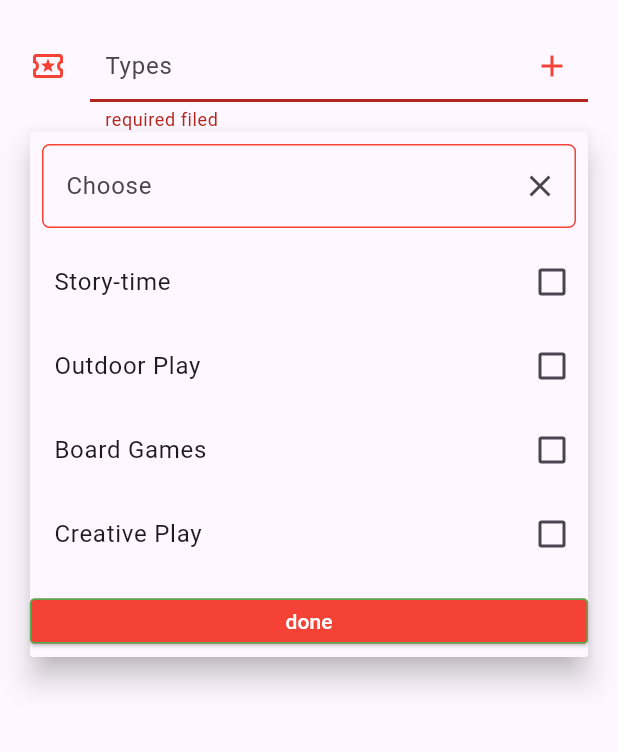
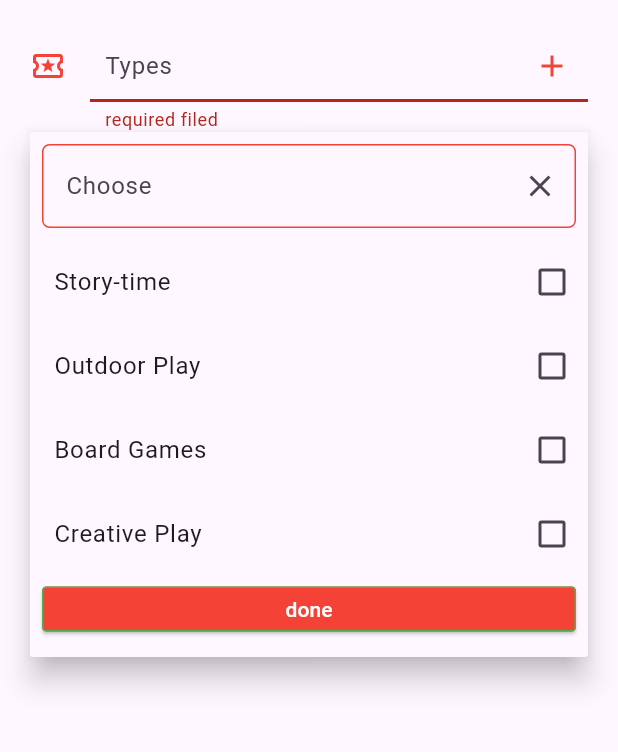
Before and after one commit to mazab99/high_q_paginated_drop_down, a Flutter app: the screen it shows after launch, after a tap on "Types", on a phone screen of 412 x 824 dp, the part 84-836 px from its top. Run offline on Flutter 3.47's test engine with Material 3 defaults, Android fonts, the phone set to English and light mode, and no system bars; our stand-ins replace dio.

```diff
--- a/example/lib/main.dart
+++ b/example/lib/main.dart
@@ -316,6 +316,7 @@ class MyApp extends StatelessWidget {
                   ),
                   minimumSize: MaterialStateProperty.all(const Size(double.infinity,30,),),
                 ),
+                confirmButtonPadding: const EdgeInsets.all(8),
               ),
               validatorProps: ValidatorProps(
                 validator: (value) {
--- a/lib/src/multi_select_drop_down.dart
+++ b/lib/src/multi_select_drop_down.dart
@@ -333,17 +333,22 @@ class MultiSelectDropDownState<T> extends State<MultiSelectDropDown<T>> {
   Widget _popupWidgetInstance() {
     return SelectionWidget<T>(
       key: _popupStateKey,
+      items: widget.itemsLogicProps.items,
+      itemAsString: widget.itemsLogicProps.itemAsString,
+      asyncItems: widget.itemsLogicProps.asyncItems,
+      defaultSelectedItems: List.from(getSelectedItems),
       popupProps: widget.popupProps,
-      itemAsString: widget.itemsLogicProps.itemAsString,
+
       filterFn: widget.filterAndCompareProps.filterFn,
+
       confirmText: widget.confirmButtonProps.confirmText,
-      items: widget.itemsLogicProps.items,
       confirmButtonStyle: widget.confirmButtonProps.confirmButtonStyle,
       confirmTextTextStyle: widget.confirmButtonProps.confirmTextTextStyle,
-      asyncItems: widget.itemsLogicProps.asyncItems,
+      confirmButtonPadding: widget.confirmButtonProps.confirmButtonPadding,
+
       onChanged: _handleOnChangeSelectedItems,
       compareFn: widget.filterAndCompareProps.compareFn,
-      defaultSelectedItems: List.from(getSelectedItems),
+
     );
   }
 
--- a/lib/src/properties/confirm_button_props.dart
+++ b/lib/src/properties/confirm_button_props.dart
@@ -3,11 +3,13 @@ import 'package:flutter/material.dart';
 class ConfirmButtonProps {
   final ButtonStyle? confirmButtonStyle;
   final TextStyle? confirmTextTextStyle;
+  final EdgeInsetsGeometry? confirmButtonPadding;
   final String? confirmText;
 
   const ConfirmButtonProps({
     this.confirmButtonStyle,
     this.confirmTextTextStyle,
     this.confirmText,
+    this.confirmButtonPadding=const EdgeInsets.symmetric(horizontal: 8),
   });
 }
--- a/lib/src/widgets/selection_widget.dart
+++ b/lib/src/widgets/selection_widget.dart
@@ -10,6 +10,7 @@ import 'checkbox_widget.dart';
 class SelectionWidget<T> extends StatefulWidget {
   final List<T> items;
   final ValueChanged<List<T>>? onChanged;
+  final EdgeInsetsGeometry? confirmButtonPadding;
   final MultiSelectDropDownOnFind<T>? asyncItems;
   final MultiSelectDropDownItemAsString<T>? itemAsString;
   final MultiSelectDropDownFilterFn<T>? filterFn;
@@ -26,6 +27,7 @@ class SelectionWidget<T> extends StatefulWidget {
     this.defaultSelectedItems = const [],
     this.items = const [],
     this.onChanged,
+    this.confirmButtonPadding= const EdgeInsets.symmetric(horizontal: 8),
     this.confirmTextTextStyle,
     this.asyncItems,
     this.confirmText,
@@ -243,7 +245,9 @@ class SelectionWidgetState<T> extends State<SelectionWidget<T>> {
   void closePopup() => Navigator.pop(context);
 
   Widget _confirmButton() {
-    Widget defaultConfirmButton = Align(
+    Widget defaultConfirmButton = Padding(
+      padding:widget.confirmButtonPadding ?? const EdgeInsets.symmetric(horizontal: 8),
+      child: Align(
         alignment: Alignment.center,
         child: ElevatedButton(
           onPressed: onValidate,
@@ -251,6 +255,7 @@ class SelectionWidgetState<T> extends State<SelectionWidget<T>> {
           child: Text(
             widget.confirmText != null ? widget.confirmText! : "OK",
             style: widget.confirmTextTextStyle,
+          ),
         ),
       ),
     );
```
Lines whose indentation alone changed are shown as unchanged.
